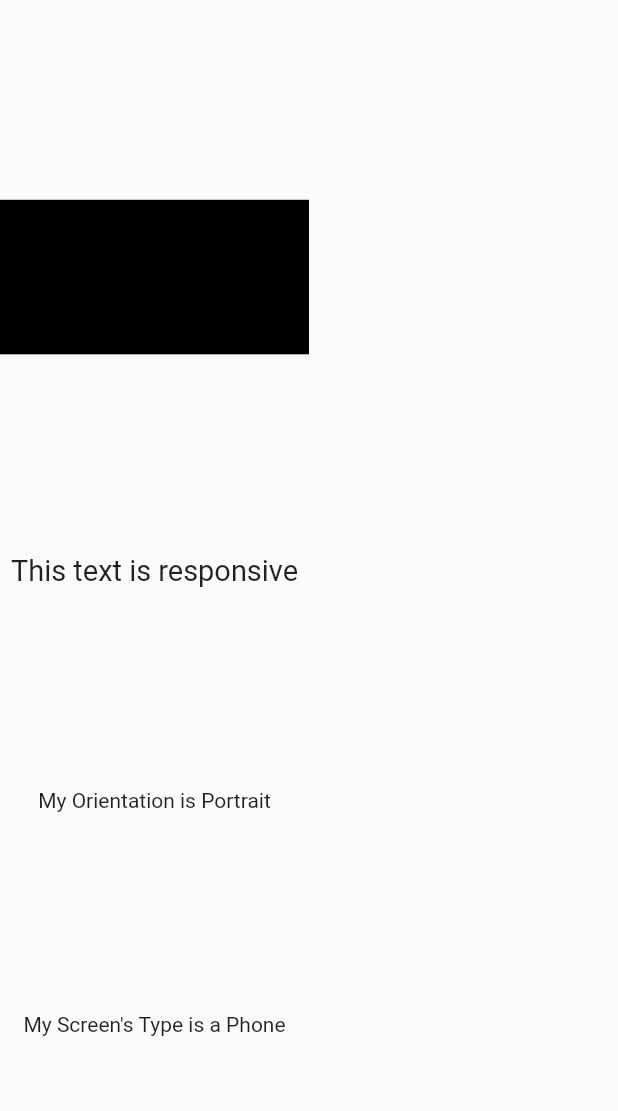
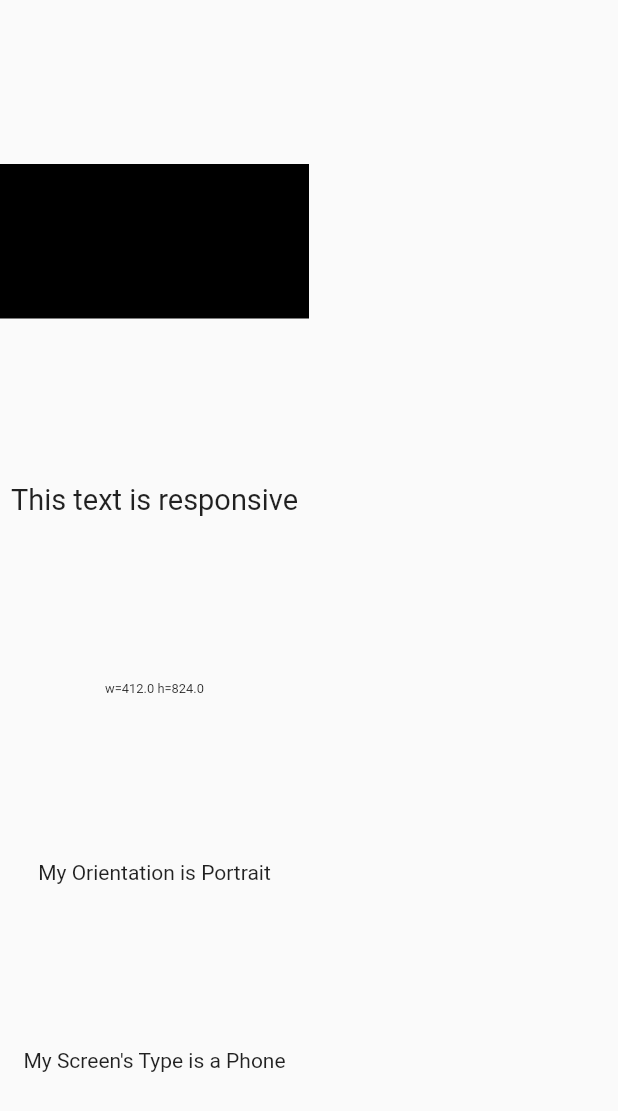
Before and after one commit to CoderUni/responsive_sizer, a Flutter app: the screen it shows after launch, on a phone screen of 412 x 824 dp. Shown: the top 1111 px of the screen. Run offline on Flutter 3.47's test engine with Material 2 defaults, Android fonts, the phone set to English and light mode, and no system bars.

Commit message:
docs: Updated example to show how .h and .w works

```diff
--- a/example/lib/main.dart
+++ b/example/lib/main.dart
@@ -38,6 +38,10 @@ class Home extends StatelessWidget {
             "This text is responsive",
             style: TextStyle(fontSize: 18.sp), // or Adaptive.sp(12)
           ),
+          Text(
+            "w=${100.w} h=${100.h}",
+            style: TextStyle(fontSize: 12.sp),
+          ),
           Device.orientation == Orientation.portrait
               ? Text("My Orientation is Portrait")
               : Text("My Orientation is Landscape"),
--- a/pubspec.yaml
+++ b/pubspec.yaml
@@ -1,6 +1,6 @@
 name: responsive_sizer
 description: Responsive Sizer helps implement a reponsive layout by providing helper widgets and extensions.
-version: 3.0.4+3
+version: 3.0.4+4
 homepage: https://github.com/CoderUni/responsive_sizer/
 
 
```
Also changed, not shown: example/pubspec.lock, 2 other files.
